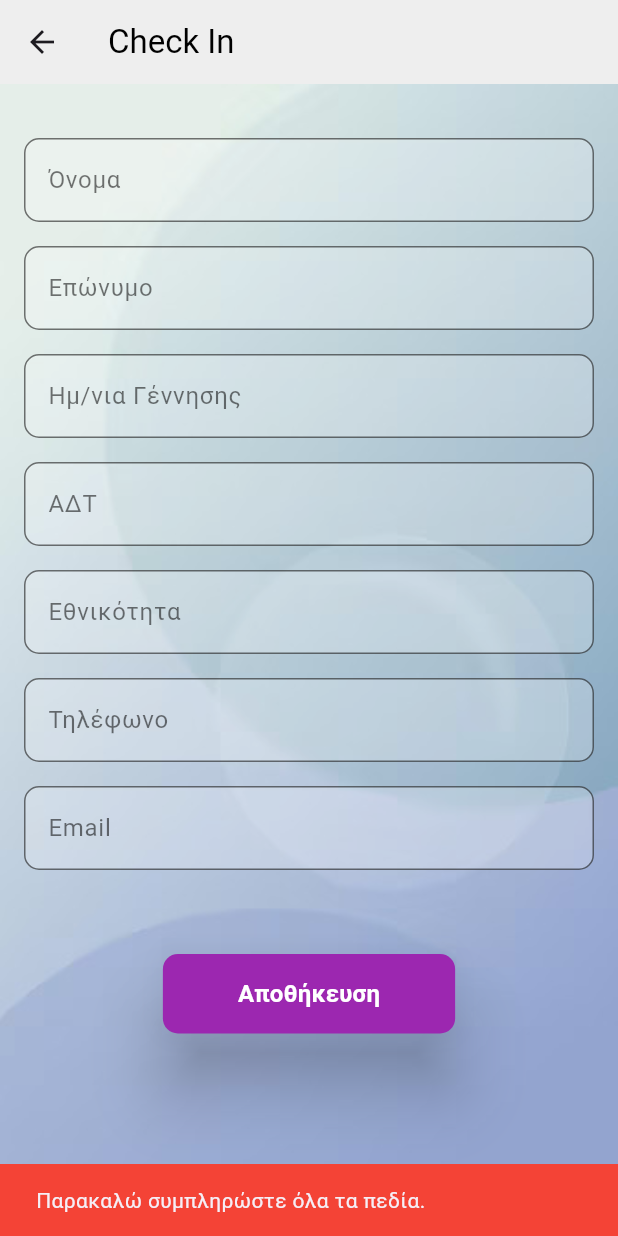
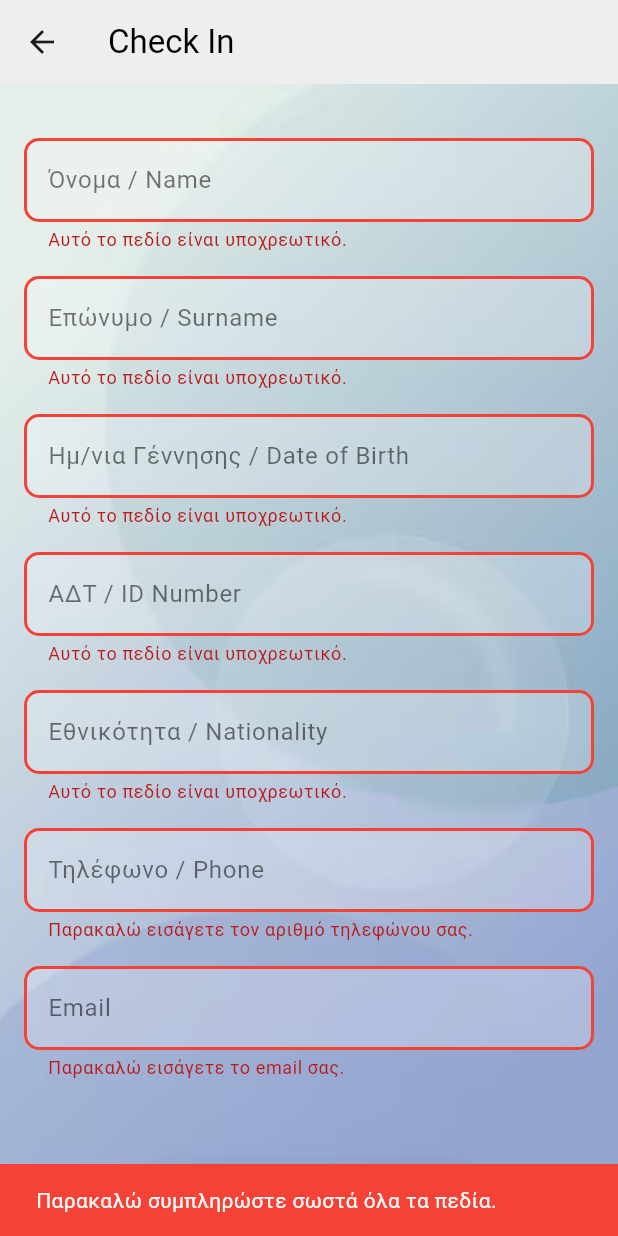
Before and after one commit to TsalemisIasonas/Self_Check-In, a Flutter app: the FormPage screen opened directly, after a tap on "Αποθήκευση", on a phone screen of 412 x 824 dp. Run offline on Flutter 3.47's test engine with Material 3 defaults, Android fonts, the phone set to English and light mode, and no system bars.

Commit message:
resolved issue no. 6

```diff
--- a/lib/pages/form_page.dart
+++ b/lib/pages/form_page.dart
@@ -1,5 +1,4 @@
 import 'dart:io';
-
 import 'package:flutter/material.dart';
 import 'package:flutter/services.dart';
 import 'package:path_provider/path_provider.dart';
@@ -15,24 +14,27 @@ class FormPage extends StatefulWidget {
 }
 
 class _FormPageState extends State<FormPage> {
+  // Key to validate the entire form
+  final _formKey = GlobalKey<FormState>();
+
   final List<String> inputFields = [
-    'Όνομα',
-    'Επώνυμο',
-    'Ημ/νια Γέννησης',
-    'ΑΔΤ',
-    'Εθνικότητα',
-    'Τηλέφωνο',
+    'Όνομα / Name',
+    'Επώνυμο / Surname',
+    'Ημ/νια Γέννησης / Date of Birth',
+    'ΑΔΤ / ID Number',
+    'Εθνικότητα / Nationality',
+    'Τηλέφωνο / Phone',
     'Email',
   ];
 
   final List<String> fields = [
-    'CNTCFIRSTNAME',
-    'CNTCLASTNAME',
-    'CNTCBIRTHDATE',
-    'CNTCIDENTITYCARDNUMBER',
-    'CNTCNATIONALITY',
-    'PRIMARYBRANCHPHONE1',
-    'PRIMARYBRANCHEMAIL',
+    'FIRSTNAME',
+    'LASTNAME',
+    'DATEOFBIRTH',
+    'DOCNUMBER',
+    'NATIONALITY',
+    'TELEPHONE',
+    'EMAIL',
   ];
 
   final List<TextEditingController> _controllers = [];
@@ -61,32 +63,84 @@ class _FormPageState extends State<FormPage> {
     super.dispose();
   }
 
+  // --- NEW: Validator functions for each field type ---
+  String? _validateGeneric(String? value) {
+    if (value == null || value.trim().isEmpty) {
+      return 'Αυτό το πεδίο είναι υποχρεωτικό.';
+    }
+    return null;
+  }
+
+  String? _validateEmail(String? value) {
+    if (value == null || value.trim().isEmpty) {
+      return 'Παρακαλώ εισάγετε το email σας.';
+    }
+    final emailRegex = RegExp(r'^[^@\s]+@[^@\s]+\.[^@\s]+$');
+    if (!emailRegex.hasMatch(value)) {
+      return 'Παρακαλώ εισάγετε ένα έγκυρο email.';
+    }
+    return null;
+  }
+
+  String? _validatePhoneNumber(String? value) {
+    if (value == null || value.trim().isEmpty) {
+      return 'Παρακαλώ εισάγετε τον αριθμό τηλεφώνου σας.';
+    }
+    if (!RegExp(r'^\d{10}$').hasMatch(value)) {
+      return 'Παρακαλώ εισάγετε έναν έγκυρο 10-ψήφιο αριθμό.';
+    }
+    return null;
+  }
+
+  // Create a list of validator functions corresponding to the fields
+  late final List<String? Function(String?)> _validators = [
+    _validateGeneric,      // Όνομα
+    _validateGeneric,      // Επώνυμο
+    _validateGeneric,      // Ημ/νια Γέννησης
+    _validateGeneric,      // ΑΔΤ
+    _validateGeneric,      // Εθνικότητα
+    _validatePhoneNumber,  // Τηλέφωνο
+    _validateEmail,        // Email
+  ];
+
+  // Helper method to determine keyboard type
+  TextInputType _getKeyboardType(String fieldName) {
+    switch (fieldName) {
+      case 'Email':
+        return TextInputType.emailAddress;
+      case 'Τηλέφωνο':
+        return TextInputType.phone;
+      // case 'Ημ/νια Γέννησης':
+      //   return TextInputType.datetime;
+      default:
+        return TextInputType.text;
+    }
+  }
+
   Future<Map<String, dynamic>> loadParameters() async {
     try {
-      // Get the path to the application's document directory
       final directory = await getApplicationDocumentsDirectory();
       final localFilePath = '${directory.path}/parameters.json';
       final localFile = File(localFilePath);
 
-      //Check if the local file exists.
       if (await localFile.exists()) {
-        //If it exists, read from the local file.
         final jsonString = await localFile.readAsString();
         return jsonDecode(jsonString);
       } else {
-        // 4. If the local file doesn't exist, fall back to the asset file.
         final String jsonString = await rootBundle.loadString(
           'assets/data/parameters.json',
         );
         return jsonDecode(jsonString);
       }
     } catch (e) {
+      if (!mounted) return {};
       ScaffoldMessenger.of(context).showSnackBar(
         SnackBar(
           content: Text(
-            "Σφάλμα κατά την ανάγνωση των παραμέτρων",
-            style: TextStyle(backgroundColor: Colors.red),
+            "Σφάλμα κατά την ανάγνωση των παραμέτρων: $e",
+            style: const TextStyle(color: Colors.white),
           ),
+          backgroundColor: Colors.red,
         ),
       );
       return {};
@@ -94,37 +148,29 @@ class _FormPageState extends State<FormPage> {
   }
 
   Future<void> _saveAndSendApiData() async {
-    // Check if any field is empty
-    bool hasEmptyField = false;
-    for (var controller in _controllers) {
-      if (controller.text.trim().isEmpty) {
-        hasEmptyField = true;
-        break;
-      }
-    }
-
-    if (hasEmptyField) {
-      if (!mounted) return;
+    // NEW: Trigger the form's validation
+    if (!_formKey.currentState!.validate()) {
       ScaffoldMessenger.of(context).showSnackBar(
         const SnackBar(
-          content: Text('Παρακαλώ συμπληρώστε όλα τα πεδία.'),
+          content: Text('Παρακαλώ συμπληρώστε σωστά όλα τα πεδία.', style: TextStyle(color: Colors.white)),
           backgroundColor: Colors.red,
         ),
       );
       return;
     }
 
-    final Map<String, dynamic> formData = {};
+    // Manual validation loop is now redundant and removed
+
+    final Map<String, dynamic> customerData = {};
     for (var i = 0; i < inputFields.length; i++) {
-      formData[fields[i]] = _controllers[i].text.trim();
+      customerData[fields[i]] = _controllers[i].text.trim();
     }
 
-    // Set loading state
     setState(() {
       _isLoading = true;
     });
 
-    await apiTest(formData);
+    await apiTest(customerData);
 
     setState(() {
       _isLoading = false;
@@ -132,14 +178,13 @@ class _FormPageState extends State<FormPage> {
   }
 
   Future<void> apiTest(Map<String, dynamic> formData) async {
-    //print('http://${parameters?["ipaddress"]}:${parameters?["port"]}/exesjson/elogin');
     final url = Uri.parse(
       'http://${parameters?["ipaddress"]}:${parameters?["port"]}/exesjson/elogin',
     );
 
     final Map<String, dynamic> requestBody = {
       "apicode": "${parameters?["apicode"]}",
-      "applicationname": "Hercules.MyPylonCommercial",
+      "applicationname": "Hercules.MyPylonHoReRe",
       "databasealias": "${parameters?["databasealias"]}",
       "username": "${parameters?["username"]}",
       "password": "${parameters?["password"]}",
@@ -163,6 +208,7 @@ class _FormPageState extends State<FormPage> {
             SnackBar(
               content: Text(
                 'Προέκυψε Σφάλμα μετά τη Σύνδεση: ${decodedBody['Error']}',
+                style: const TextStyle(color: Colors.white),
               ),
               backgroundColor: const Color.fromARGB(255, 226, 141, 56),
             ),
@@ -171,8 +217,8 @@ class _FormPageState extends State<FormPage> {
           _cookie = jsonDecode(decodedBody['Result'])['cookie'];
 
           ScaffoldMessenger.of(context).showSnackBar(
-            SnackBar(
-              content: Text('Επιτυχής Σύνδεση'),
+            const SnackBar(
+              content: Text('Επιτυχής Σύνδεση', style: TextStyle(color: Colors.white)),
               backgroundColor: Colors.green,
             ),
           );
@@ -183,7 +229,7 @@ class _FormPageState extends State<FormPage> {
         print('Request failed with status: ${response.statusCode}.');
         ScaffoldMessenger.of(context).showSnackBar(
           SnackBar(
-            content: Text('Αποτυχία αιτήματος: ${response.statusCode}'),
+            content: Text('Αποτυχία αιτήματος: ${response.statusCode}', style: const TextStyle(color: Colors.white)),
             backgroundColor: Colors.red,
           ),
         );
@@ -193,8 +239,8 @@ class _FormPageState extends State<FormPage> {
       if (!mounted) return;
       ScaffoldMessenger.of(context).showSnackBar(
         SnackBar(
-          content: Text('Παρουσιάστηκε σφάλμα: $e'),
-          backgroundColor: Colors.red[200],
+          content: Text('Παρουσιάστηκε σφάλμα: $e', style: const TextStyle(color: Colors.white)),
+          backgroundColor: Colors.red,
         ),
       );
     }
@@ -211,7 +257,7 @@ class _FormPageState extends State<FormPage> {
 
   Future<void> postData(Map<String, dynamic> formData) async {
     final url = Uri.parse(
-      'http://${parameters?['ipaddress']}:${parameters?['port']}}/exesjson/postdata',
+      'http://${parameters?['ipaddress']}:${parameters?['port']}/exesjson/postdata',
     );
 
     if (_cookie == null) {
@@ -222,11 +268,11 @@ class _FormPageState extends State<FormPage> {
 
     final Map<String, dynamic> requestBody = {
       "cookie": _cookie,
-      "apicode": "WDUQ52FIWWOEXUG",
-      "entitycode": "GetScript",
+      "apicode": "4ZK2NFG2YGIG9YA",
+      "entitycode": "GCSInsertCust",
       "packagenumber": 1,
       "packagesize": 2000,
-      "data": jsonEncode(formData),
+      "data": jsonEncode({"Customers": [formData]}),
     };
 
     try {
@@ -244,14 +290,14 @@ class _FormPageState extends State<FormPage> {
           _showAlertDialog(
             'Σφάλμα',
             'Παρουσιάστηκε σφάλμα κατά την αποστολή:\n ${decodedBody["Error"]}',
-            Colors.orange[200],
+            Colors.orange,
           );
           print(response.body);
         } else {
           _showAlertDialog(
             'Επιτυχία',
             'Τα δεδομένα στάλθηκαν με επιτυχία.',
-            Colors.green[200],
+            Colors.green,
           );
           print(response.body);
         }
@@ -259,12 +305,12 @@ class _FormPageState extends State<FormPage> {
         _showAlertDialog(
           'Σφάλμα',
           'Αποτυχία αιτήματος με κωδικό: ${response.statusCode}',
-          Colors.red[200],
+          Colors.red,
         );
       }
     } catch (e) {
       if (!mounted) return;
-      _showAlertDialog('Σφάλμα', 'Παρουσιάστηκε σφάλμα: $e', Colors.red[200]);
+      _showAlertDialog('Σφάλμα', 'Παρουσιάστηκε σφάλμα: $e', Colors.red);
     }
   }
 
@@ -285,20 +331,11 @@ class _FormPageState extends State<FormPage> {
             width: double.infinity,
             height: double.infinity,
           ),
-          Stack(
-            children: [
-              _isLoading
-                  ? Center(
-                      child: SizedBox(
-                        width: 100,
-                        height: 100,
-                        child: const CircularProgressIndicator(strokeWidth: 5),
-                      ),
-                    )
-                  : SizedBox.shrink(),
           Padding(
             padding: const EdgeInsets.all(16),
             child: SingleChildScrollView(
+              child: Form( // NEW: Form widget to enable validation
+                key: _formKey,
                 child: Column(
                   mainAxisAlignment: MainAxisAlignment.center,
                   children: [
@@ -308,7 +345,7 @@ class _FormPageState extends State<FormPage> {
                       String fieldName = entry.value;
                       return Padding(
                         padding: const EdgeInsets.only(bottom: 16.0),
-                          child: TextField(
+                        child: TextFormField( // NEW: Replaced TextField with TextFormField
                           controller: _controllers[index],
                           style: const TextStyle(color: Colors.black),
                           decoration: InputDecoration(
@@ -329,12 +366,30 @@ class _FormPageState extends State<FormPage> {
                               ),
                               borderRadius: BorderRadius.circular(10.0),
                             ),
+                            errorBorder: OutlineInputBorder( // NEW: Error border style
+                              borderSide: const BorderSide(color: Colors.red, width: 2.0),
+                              borderRadius: BorderRadius.circular(10.0),
                             ),
+                            focusedErrorBorder: OutlineInputBorder( // NEW: Error border when focused
+                              borderSide: const BorderSide(color: Colors.red, width: 2.0),
+                              borderRadius: BorderRadius.circular(10.0),
+                            ),
+                          ),
+                          validator: _validators[index], // NEW: Assign the correct validator
+                          keyboardType: _getKeyboardType(fieldName), // NEW: Set keyboard type
                         ),
                       );
                     }).toList(),
                     const SizedBox(height: 40),
-                      ElevatedButton(
+                    _isLoading
+                        ? Center(
+                            child: SizedBox(
+                              width: 100,
+                              height: 100,
+                              child: const CircularProgressIndicator(strokeWidth: 5),
+                            ),
+                          )
+                        : ElevatedButton(
                             onPressed: _saveAndSendApiData,
                             style: ElevatedButton.styleFrom(
                               elevation: 20,
@@ -348,7 +403,7 @@ class _FormPageState extends State<FormPage> {
                               ),
                             ),
                             child: const Text(
-                          "Αποθήκευση", // "Save"
+                              "Αποθήκευση",
                               style: TextStyle(
                                 color: Colors.white,
                                 fontSize: 16,
@@ -360,7 +415,6 @@ class _FormPageState extends State<FormPage> {
                 ),
               ),
             ),
-            ],
           ),
         ],
       ),
```
Lines whose indentation alone changed are shown as unchanged.
